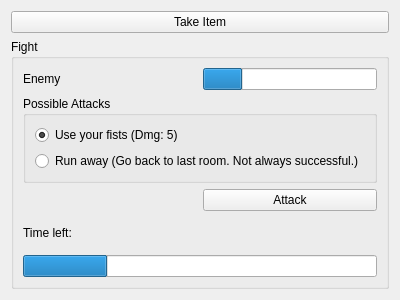
This is ZorkGUI/GameView/actionswidget.ui in Stephan1994/zork as Qt 5 draws it before an edit. The edited form follows.
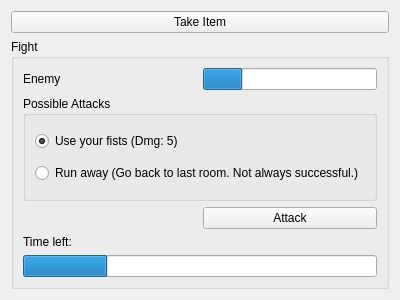
This is the edited form.

Patch:
```diff
--- a/ZorkGUI/GameView/actionswidget.ui
+++ b/ZorkGUI/GameView/actionswidget.ui
@@ -29,6 +29,12 @@
      <layout class="QGridLayout" name="gridLayout">
       <item row="1" column="0" colspan="2">
        <widget class="QGroupBox" name="attacksGroup">
+        <property name="sizePolicy">
+         <sizepolicy hsizetype="Preferred" vsizetype="Expanding">
+          <horstretch>0</horstretch>
+          <verstretch>0</verstretch>
+         </sizepolicy>
+        </property>
         <property name="title">
          <string>Possible Attacks</string>
         </property>
```
